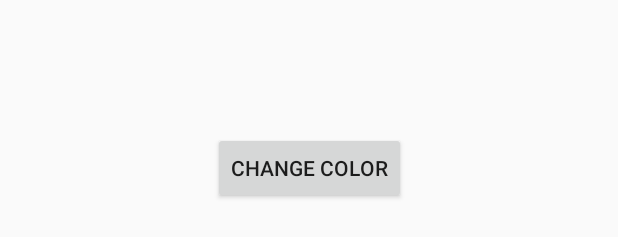
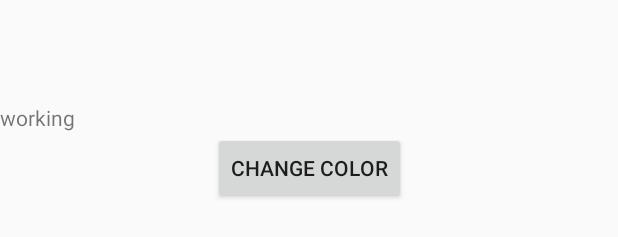
Before and after one commit to ChancePayne/ThreadingRainbowDemo, an Android app: the layout activity_main.xml on its own in the app's theme, with its tools: preview values and no code run, on a phone screen of 412 x 824 dp. Shown: the part 450-687 px from the top of the screen. Run offline under Robolectric (Android 15) with nearby library versions, the phone set to English and light mode, and no system bars.

Commit message:
add multiple version of threads

```diff
--- a/app/src/main/java/com/lambdaschool/threadingrainbowdemo/MainActivity.java
+++ b/app/src/main/java/com/lambdaschool/threadingrainbowdemo/MainActivity.java
@@ -3,21 +3,26 @@ package com.lambdaschool.threadingrainbowdemo;
 import android.animation.ArgbEvaluator;
 import android.animation.ValueAnimator;
 import android.graphics.drawable.TransitionDrawable;
+import android.os.AsyncTask;
 import android.support.v7.app.AppCompatActivity;
 import android.os.Bundle;
+import android.util.Log;
 import android.view.View;
 import android.widget.Switch;
+import android.widget.TextView;
 
 public class MainActivity extends AppCompatActivity {
 
     public static final int TRANSITION_DURATION = 500;
-    View parent;
-    int  colorCode;
+    View     parent;
+    TextView textView;
+    int      colorCode;
 
     @Override
     protected void onCreate(Bundle savedInstanceState) {
         super.onCreate(savedInstanceState);
         setContentView(R.layout.activity_main);
+        textView = findViewById(R.id.output_text);
 
         colorCode = 0;
         parent = findViewById(R.id.parent_main);
@@ -25,9 +30,97 @@ public class MainActivity extends AppCompatActivity {
             @Override
             public void onClick(View view) {
                 changeParentBackgroundColor();
-
             }
         });
+        new Task().execute();
+    }
+
+    @Override
+    protected void onResume() {
+        super.onResume();
+
+        /*String text = "";
+        for(int i = 0; i < 10000; ++i) {
+            text += i;
+        }
+        Log.i(getPackageName(), text);*/
+
+//        exceptionCheck();
+
+
+        /*Thread task = new Thread(new Runnable() {
+            @Override
+            public void run() {
+                String text = "";
+                for(int i = 0; i < 10000; ++i) {
+                    text += i;
+                    *//*try {
+                        Thread.sleep(250);
+                    } catch (InterruptedException e) {
+                        e.printStackTrace();
+                    }*//*
+                }
+                final String finalText = text;
+                Log.i(getPackageName(), text);
+                runOnUiThread(new Runnable() {
+                    @Override
+                    public void run() {
+                        ((TextView)findViewById(R.id.output_text)).setText(finalText);
+                        changeParentBackgroundColor();
+                    }
+                });
+            }
+        });
+        task.start();*/
+        /*try {
+            task.join();
+        } catch (Exception e) {
+            e.printStackTrace();
+        }*/
+    }
+
+    private int exceptionCheck() {
+        Integer num = null;
+        if(num != null) {
+            return num.byteValue();
+        } else {
+            return 0;
+        }
+    }
+
+    public class Task extends AsyncTask<Void, Integer, String> {
+        @Override
+        protected void onPreExecute() {
+            findViewById(R.id.progress_bar).setVisibility(View.VISIBLE);
+        }
+
+        @Override
+        protected String doInBackground(Void... voids) {
+            String text = "";
+            for(int i = 0; i < 100; ++i) {
+                text += i;
+                publishProgress(i);
+                try {
+                    Thread.sleep(100);
+                } catch (InterruptedException e) {
+                    e.printStackTrace();
+                }
+            }
+            return text;
+        }
+
+        @Override
+        protected void onPostExecute(String finalText) {
+            findViewById(R.id.progress_bar).setVisibility(View.GONE);
+            textView.setText(finalText);
+            changeParentBackgroundColor();
+        }
+
+        @Override
+        protected void onProgressUpdate(Integer... values) {
+            textView.setText(values[0].toString());
+            super.onProgressUpdate(values);
+        }
     }
 
     private void changeParentBackgroundColor() {
--- a/app/src/main/res/layout/activity_main.xml
+++ b/app/src/main/res/layout/activity_main.xml
@@ -6,6 +6,15 @@
     android:layout_width="match_parent"
     android:layout_height="match_parent"
     tools:context=".MainActivity">
+
+    <ProgressBar
+        android:id="@+id/progress_bar"
+        android:visibility="gone"
+        android:layout_width="wrap_content"
+        android:layout_height="wrap_content"
+        app:layout_constraintLeft_toLeftOf="parent"
+        app:layout_constraintRight_toRightOf="parent"
+        app:layout_constraintTop_toTopOf="parent" />
 
     <Button
         android:id="@+id/color_change_button"
@@ -17,4 +26,11 @@
         app:layout_constraintRight_toRightOf="parent"
         app:layout_constraintTop_toTopOf="parent" />
 
+    <TextView
+        android:id="@+id/output_text"
+        android:text="working"
+        app:layout_constraintBottom_toTopOf="@id/color_change_button"
+        android:layout_width="match_parent"
+        android:layout_height="wrap_content" />
+
 </android.support.constraint.ConstraintLayout>
```
